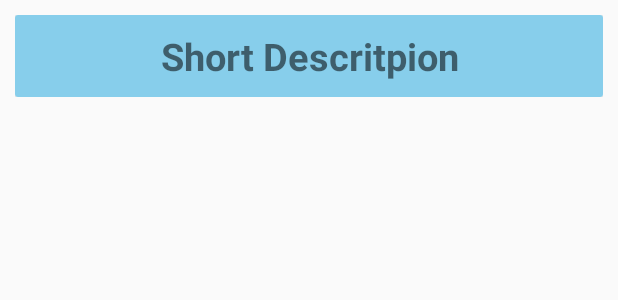
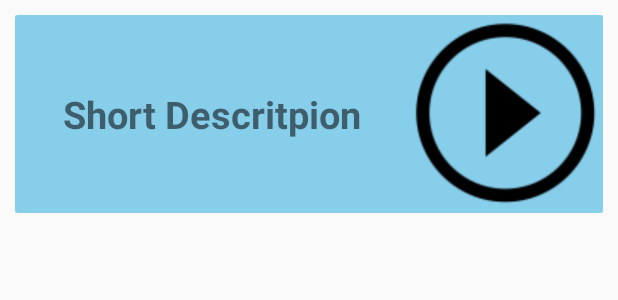
Before and after one commit to gbralisson/baking_app, an Android app: the layout recipe_step_list_item.xml on its own in the app's theme, with its tools: preview values and no code run, on a phone screen of 412 x 824 dp. Shown: the top 300 px of the screen. Run offline under Robolectric (Android 15) with nearby library versions, the phone set to English and light mode, and no system bars.

Commit message:
Final Implementations and fix

```diff
--- a/app/src/main/res/layout/recipe_step_list_item.xml
+++ b/app/src/main/res/layout/recipe_step_list_item.xml
@@ -1,5 +1,6 @@
 <?xml version="1.0" encoding="utf-8"?>
 <LinearLayout xmlns:android="http://schemas.android.com/apk/res/android"
+    xmlns:app="http://schemas.android.com/apk/res-auto"
     android:orientation="vertical"
     android:layout_width="match_parent"
     android:layout_height="wrap_content"
@@ -8,34 +9,35 @@
     <android.support.v7.widget.CardView
         android:layout_width="match_parent"
         android:layout_height="wrap_content"
-        android:padding="10dp"
+        android:padding="5dp"
         style="@style/Base.CardView">
 
-        <RelativeLayout
+        <LinearLayout
             android:layout_width="match_parent"
             android:layout_height="wrap_content"
-            android:background="@color/skyBlue">
+            android:background="@color/skyBlue"
+            android:orientation="horizontal">
 
             <TextView
+                android:id="@+id/txt_card_shortDescription_step"
+                android:layout_width="match_parent"
+                android:layout_height="match_parent"
+                android:gravity="center"
+                android:padding="10dp"
+                android:text="@string/txt_shortDescription"
+                android:textSize="25sp"
+                android:textStyle="bold"
+                android:layout_weight="1"/>
+
+            <ImageView
+                android:id="@+id/img_thumbnail"
                 android:layout_width="match_parent"
                 android:layout_height="wrap_content"
-                android:id="@+id/txt_card_shortDescription_step"
-                android:text="@string/txt_shortDescription"
-                android:textSize="25sp"
-                android:padding="10dp"
-                android:gravity="center"
-                android:textStyle="bold"/>
+                android:padding="2dp"
+                app:srcCompat="@drawable/player_icon"
+                android:layout_weight="2"/>
 
-            <!--<TextView-->
-                <!--android:layout_width="match_parent"-->
-                <!--android:layout_height="wrap_content"-->
-                <!--android:id="@+id/txt_card_thumbnail_step"-->
-                <!--android:text="@string/txt_thumbnail"-->
-                <!--android:textSize="20sp"-->
-                <!--android:padding="10dp"-->
-                <!--android:layout_below="@id/txt_card_shortDescription_step"/>-->
-
-        </RelativeLayout>
+        </LinearLayout>
 
     </android.support.v7.widget.CardView>
 
```
Also changed, not shown: app/src/main/java/com/example/android/project3_baking/Adapter/RecipeAdapter.java (+5 -4 lines), app/src/main/java/com/example/android/project3_baking/Adapter/StepAdapter.java (+31 -1 lines), app/src/main/java/com/example/android/project3_baking/MasterRecipeStepDetailFragment.java (+36 -2 lines), app/src/main/java/com/example/android/project3_baking/Utils/Network.java (+8 -0 lines), app/src/main/java/com/example/android/project3_baking/Utils/ThumbnailRetriever.java (added, +34 -0 lines), app/src/main/res/layout-sw600dp/activity_main.xml (+19 -1 lines), app/src/main/res/drawable/player_icon.png (added).
